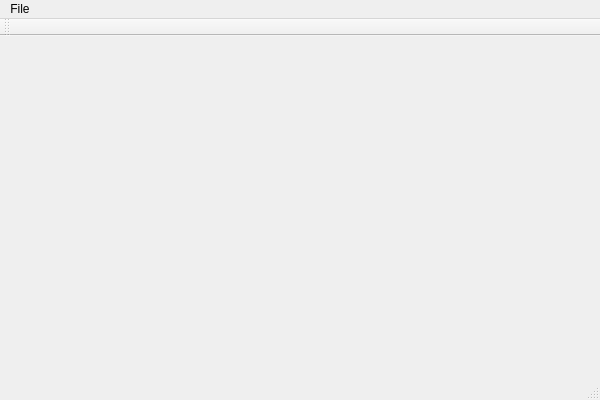
The window that mainwindow.ui (CryptoManiac/pswdrec) describes before a commit, drawn with Qt 5.
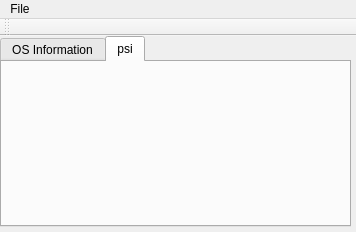
The same window after the commit.

What changed in the file:
```diff
--- a/mainwindow.ui
+++ b/mainwindow.ui
@@ -6,20 +6,60 @@
    <rect>
     <x>0</x>
     <y>0</y>
-    <width>600</width>
-    <height>400</height>
+    <width>356</width>
+    <height>232</height>
    </rect>
   </property>
   <property name="windowTitle">
    <string>MainWindow</string>
   </property>
-  <widget class="QWidget" name="centralWidget"/>
+  <widget class="QWidget" name="centralWidget">
+   <widget class="QTabWidget" name="tabWidget">
+    <property name="geometry">
+     <rect>
+      <x>0</x>
+      <y>0</y>
+      <width>351</width>
+      <height>191</height>
+     </rect>
+    </property>
+    <property name="currentIndex">
+     <number>1</number>
+    </property>
+    <widget class="QWidget" name="tab">
+     <property name="enabled">
+      <bool>true</bool>
+     </property>
+     <attribute name="title">
+      <string>OS Information</string>
+     </attribute>
+    </widget>
+    <widget class="QWidget" name="tab_2">
+     <attribute name="title">
+      <string>psi</string>
+     </attribute>
+     <widget class="QLabel" name="label">
+      <property name="geometry">
+       <rect>
+        <x>10</x>
+        <y>10</y>
+        <width>321</width>
+        <height>141</height>
+       </rect>
+      </property>
+      <property name="text">
+       <string/>
+      </property>
+     </widget>
+    </widget>
+   </widget>
+  </widget>
   <widget class="QMenuBar" name="menuBar">
    <property name="geometry">
     <rect>
      <x>0</x>
      <y>0</y>
-     <width>600</width>
+     <width>356</width>
      <height>23</height>
     </rect>
    </property>
@@ -39,7 +79,6 @@
     <bool>false</bool>
    </attribute>
   </widget>
-  <widget class="QStatusBar" name="statusBar"/>
   <action name="actionExit">
    <property name="text">
     <string>Exit</string>
```
Left out of the diff: 3 changed lines with no effect on the pictures.
